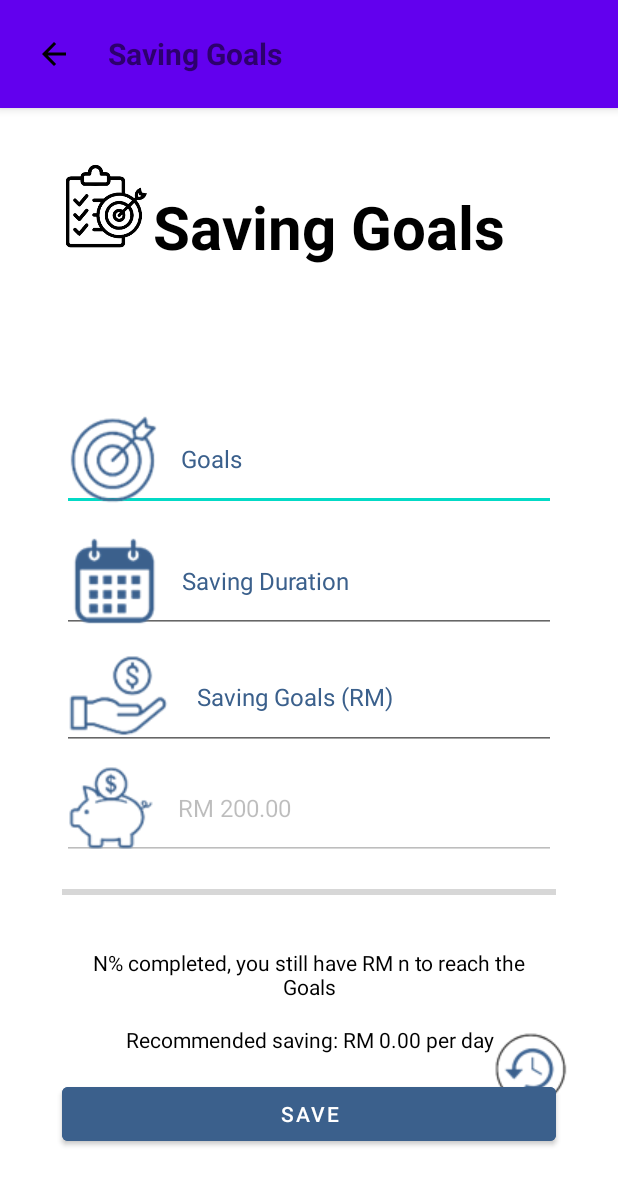
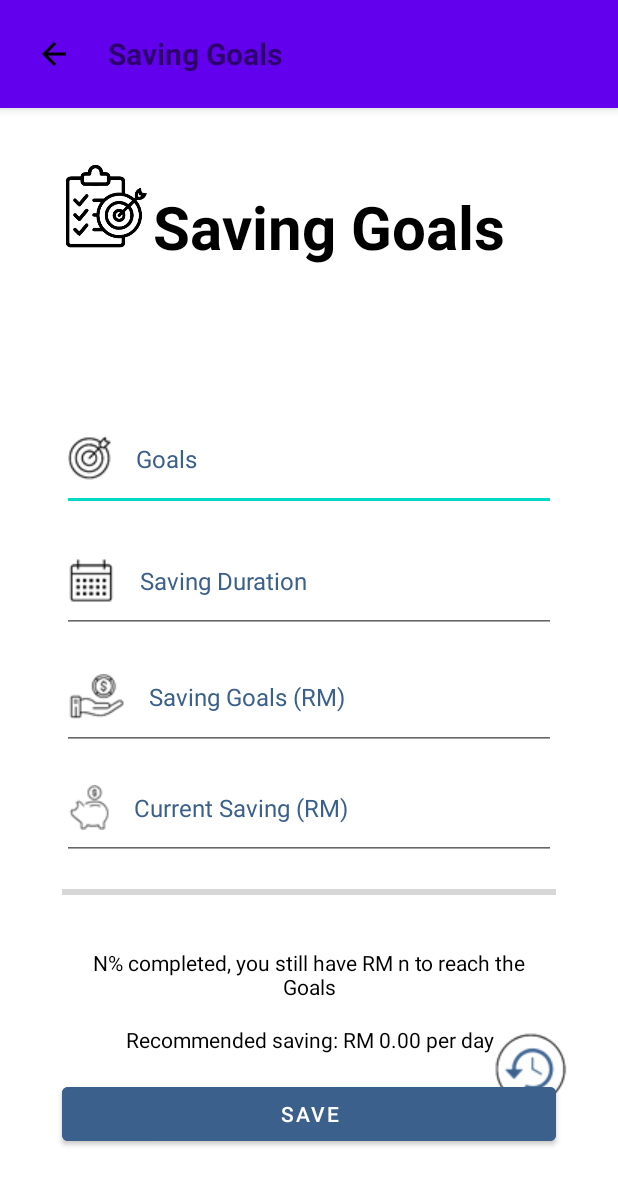
Before and after one commit to Junhui20/MADFinancial, an Android app: the SavingGoalsActivity screen opened directly, with no data from a screen before it, on a phone screen of 412 x 824 dp. Shown: the top 1185 px of the screen. Run offline under Robolectric (Android 15) with nearby library versions, the phone set to English and light mode, and no system bars.

Commit message:
fix current saving and all images

```diff
--- a/app/build.gradle
+++ b/app/build.gradle
@@ -51,4 +51,6 @@ dependencies {
     testImplementation 'junit:junit:4.13.2'
     androidTestImplementation 'androidx.test.ext:junit:1.2.1'
     androidTestImplementation 'androidx.test.espresso:espresso-core:3.6.1'
+    implementation 'com.squareup.retrofit2:retrofit:2.9.0'
+    implementation 'com.squareup.retrofit2:converter-gson:2.9.0'
 }
--- a/app/src/main/res/layout/activity_saving_goals.xml
+++ b/app/src/main/res/layout/activity_saving_goals.xml
@@ -81,7 +81,7 @@
                 android:layout_width="0dp"
                 android:layout_height="0dp"
                 android:layout_marginTop="8dp"
-                android:drawableStart="@drawable/savinggoals"
+                android:drawableStart="@drawable/savinggoals_pic"
                 android:drawablePadding="16dp"
                 android:hint="Saving Goals (RM)"
                 android:inputType="numberDecimal"
@@ -98,12 +98,10 @@
                 android:layout_width="0dp"
                 android:layout_height="0dp"
                 android:layout_marginTop="4dp"
-                android:cursorVisible="false"
                 android:drawableStart="@drawable/current"
                 android:drawablePadding="16dp"
-                android:focusable="false"
                 android:hint="Current Saving (RM)"
-                android:inputType="none"
+                android:inputType="numberDecimal"
                 android:textColorHint="#3B608C"
                 android:textSize="16sp"
                 app:layout_constraintEnd_toEndOf="parent"
```
Also changed, not shown: app/src/main/java/com/uccd3223/madfinancial/SavingGoalsActivity.java (+39 -26 lines), app/src/main/res/drawable/calendar_pic.png, app/src/main/res/drawable/current.png, app/src/main/res/drawable/input_goal.png, app/src/main/res/drawable/savinggoals.png, app/src/main/res/drawable/savinggoals_pic.png (added).
